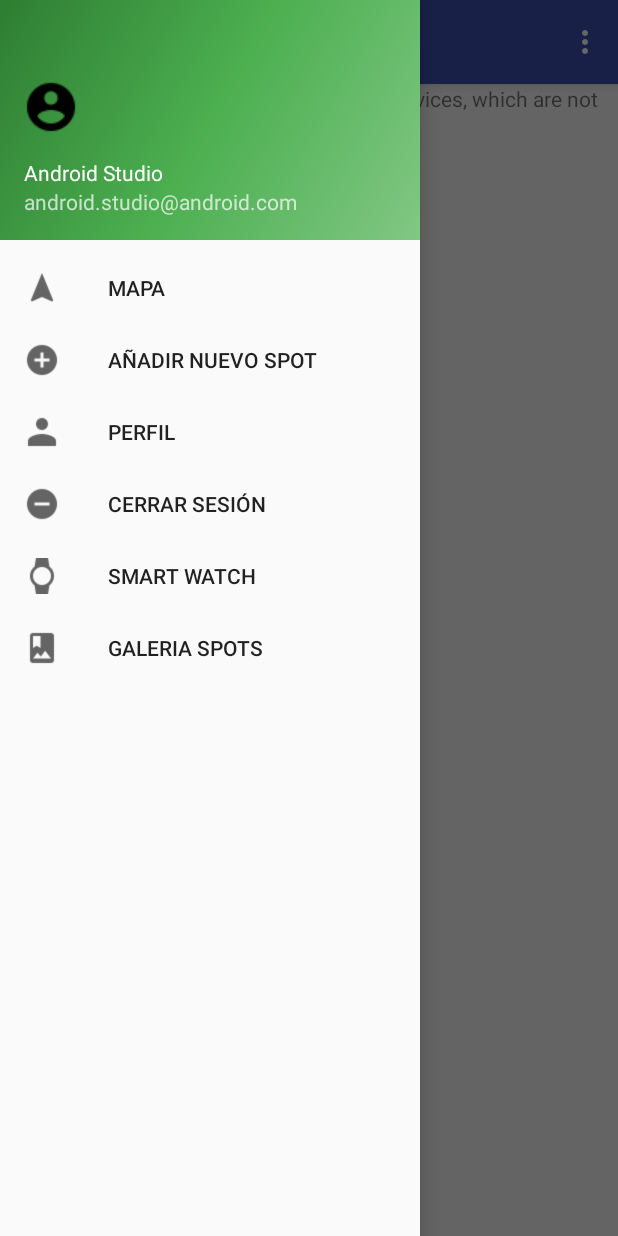
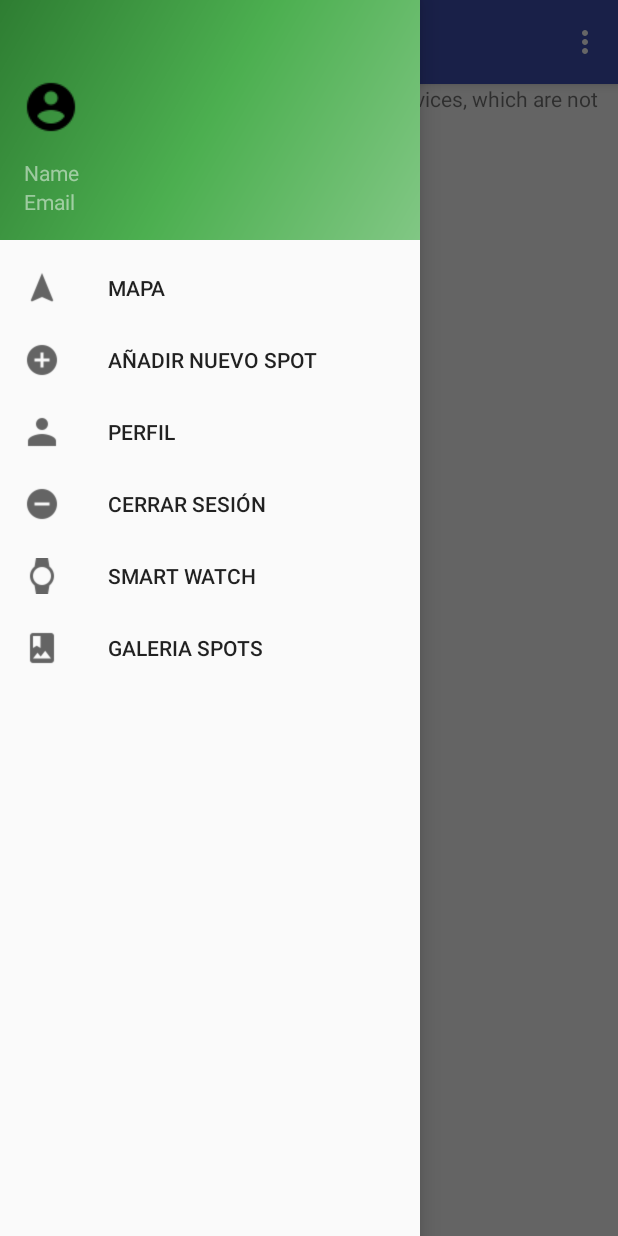
Before and after one commit to konox95/TrabajoFinal, an Android app: the Main3ActivityDrawer screen opened directly, with no data from a screen before it, with the side drawer open, on a phone screen of 412 x 824 dp. Run offline under Robolectric (Android 15) with nearby library versions, the phone set to English and light mode, and no system bars; libraries missing offline, so code that uses them is left out: com.quickblox.auth, com.quickblox.core, com.quickblox.customobjects, com.quickblox.users; 1 statement that could not run was skipped.

Commit message:
userName y userEmail en menu ok

```diff
--- a/app/src/main/java/konox/actividad3/DataHolder.java
+++ b/app/src/main/java/konox/actividad3/DataHolder.java
@@ -14,10 +14,10 @@ public class DataHolder {
     public static DataHolder instance=new DataHolder();
     public QBAdmin qbAdmin;
     public boolean blIntentarLogearse =false;
-    public QBUser qbUser;
+    public String email="";
+    public String name="";
 
     public DataHolder(){
-
     }
 
     public void initQBAdmin(Activity a){
--- a/app/src/main/java/konox/actividad3/Main3ActivityDrawer.java
+++ b/app/src/main/java/konox/actividad3/Main3ActivityDrawer.java
@@ -25,6 +25,7 @@ import android.util.Log;
 import android.view.Menu;
 import android.view.MenuItem;
 import android.widget.Button;
+import android.widget.TextView;
 
 import com.google.android.gms.maps.CameraUpdateFactory;
 import com.google.android.gms.maps.GoogleMap;
@@ -56,6 +57,8 @@ public class Main3ActivityDrawer extends AppCompatActivity implements OnMapReady
     MenuItem spotNav;
     MenuItem mapaNav;
     MenuItem cerrarSesion;
+    TextView txtEmail;
+    TextView txtName;
     GoogleMap mMap;
     Button btn;
     LocationManager mLocationManager;
@@ -72,7 +75,6 @@ public class Main3ActivityDrawer extends AppCompatActivity implements OnMapReady
         fm = getSupportFragmentManager();
         main3ActivityDrawerController = new main3ActivityDrawerController(this);
         //qbAdmin=new QBAdmin(this,this);
-
 
 
         //MENU ITEMS
@@ -127,6 +129,10 @@ public class Main3ActivityDrawer extends AppCompatActivity implements OnMapReady
     @Override
     public boolean onCreateOptionsMenu(Menu menu) {
         // Inflate the menu; this adds items to the action bar if it is present.
+        txtEmail=(TextView)this.findViewById(R.id.txtEmail);
+        txtName=(TextView)this.findViewById(R.id.txtName);
+        txtEmail.setText(DataHolder.instance.email);
+        txtName.setText(DataHolder.instance.name);
         getMenuInflater().inflate(R.menu.main3_activity_drawer, menu);
         return true;
     }
--- a/app/src/main/java/konox/actividad3/mainActivityContolador.java
+++ b/app/src/main/java/konox/actividad3/mainActivityContolador.java
@@ -3,6 +3,7 @@ package konox.actividad3;
 import android.content.Intent;
 import android.content.SharedPreferences;
 import android.preference.PreferenceManager;
+import android.provider.ContactsContract;
 import android.util.Log;
 import android.view.View;
 import android.widget.Toast;
@@ -23,6 +24,7 @@ public class mainActivityContolador implements View.OnClickListener, QBAdminList
     //QBAdmin qbAdmin;
     MainActivity vista;
     LoginFragment loginFragment;
+
     public boolean blAutoLoginCorrect=false;
     public boolean blLoginClickPressed=false;
 
@@ -85,11 +87,14 @@ public class mainActivityContolador implements View.OnClickListener, QBAdminList
             edit.putString("email",vista.loginFragment.et_usr.getText().toString());
             edit.putString("pwd", vista.loginFragment.et_pwd.getText().toString());
 
-
+            user.getEmail();
 
             edit.commit();
 
             blAutoLoginCorrect=true;
+
+            DataHolder.instance.email= user.getEmail().toString();
+            DataHolder.instance.name= user.getLogin().toString();
 
             if(blLoginClickPressed){
                 Intent inten = new Intent(vista, Main3ActivityDrawer.class);
--- a/app/src/main/res/layout/nav_header_main3_activity_drawer.xml
+++ b/app/src/main/res/layout/nav_header_main3_activity_drawer.xml
@@ -23,14 +23,16 @@
         android:layout_width="match_parent"
         android:layout_height="wrap_content"
         android:paddingTop="@dimen/nav_header_vertical_spacing"
-        android:text="Android Studio"
+        android:text=""
         android:textAppearance="@style/TextAppearance.AppCompat.Body1"
-        android:id="@+id/textView2" />
+        android:id="@+id/txtName"
+        android:hint="Name"/>
 
     <TextView
-        android:id="@+id/textView"
+        android:id="@+id/txtEmail"
         android:layout_width="wrap_content"
         android:layout_height="wrap_content"
-        android:text="android.studio@android.com" />
+        android:text=""
+        android:hint="Email"/>
 
 </LinearLayout>
```
